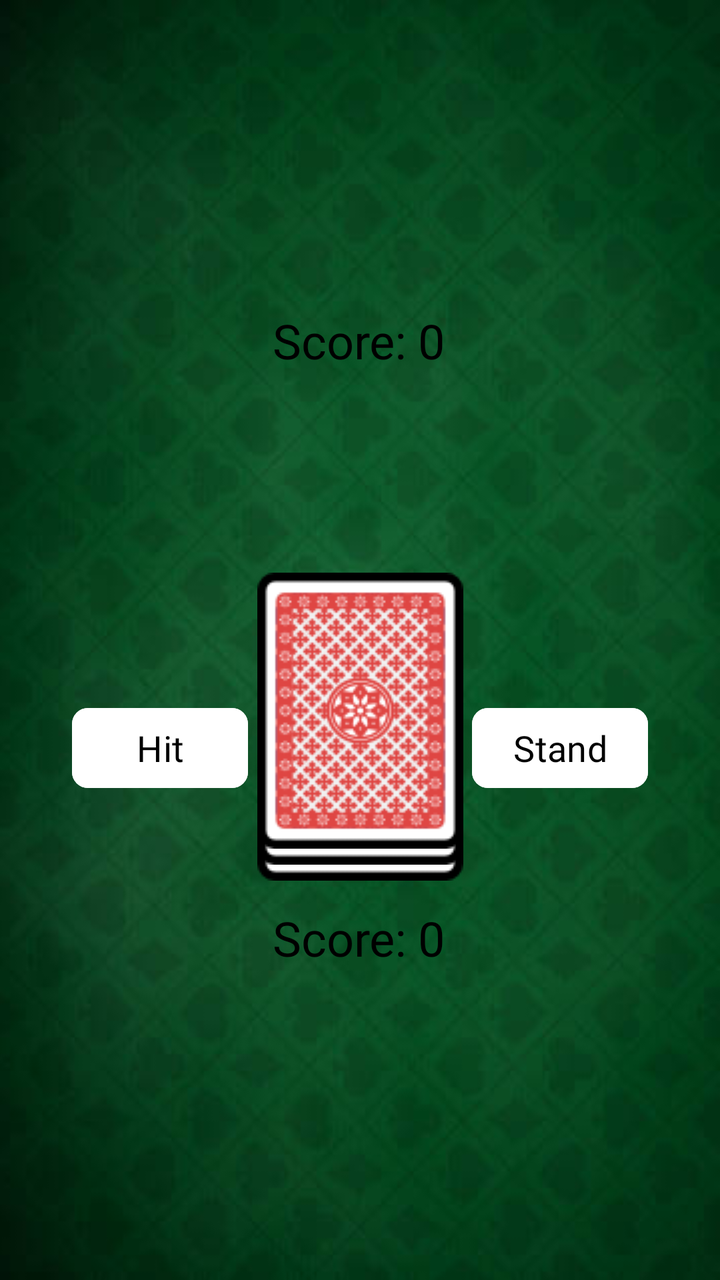
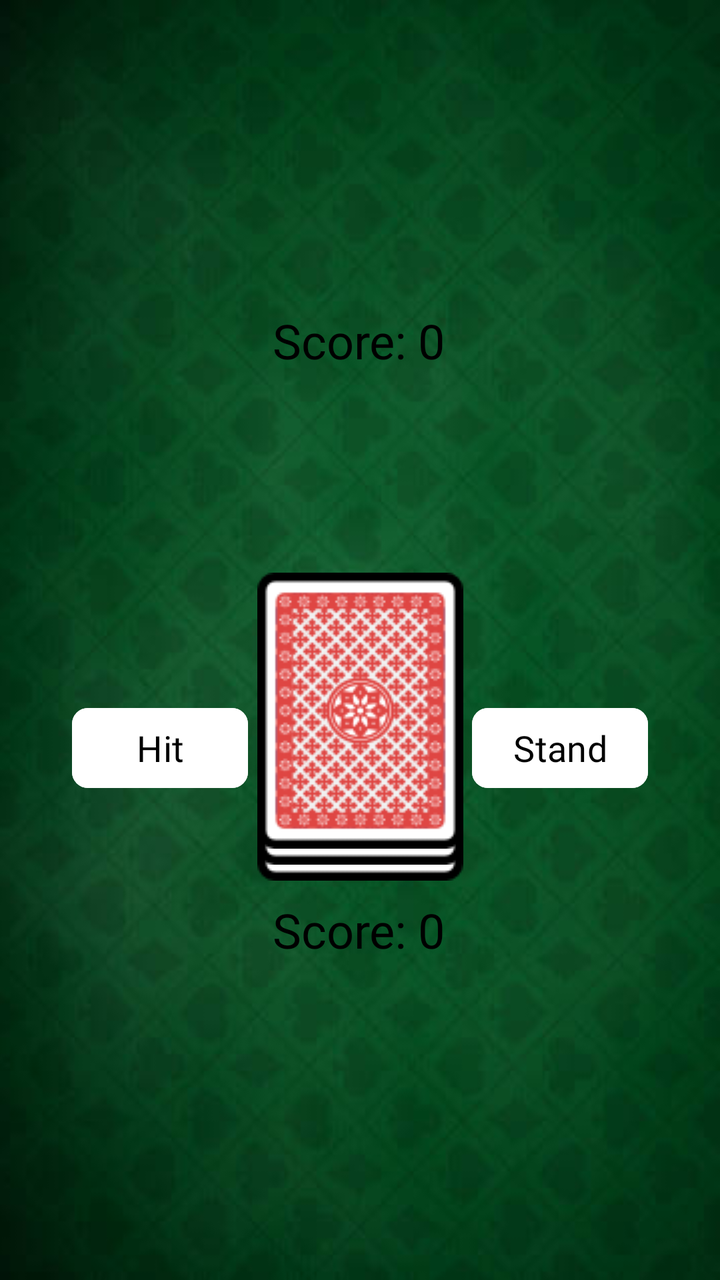

The first picture is an Android layout as it rendered before a commit; the second is the same layout after the commit. The layout source and the unified diff follow.
<!-- AndroidManifest.xml: application theme Theme._21Turbo -->
<!-- res/layout/play_screen.xml -->
<?xml version="1.0" encoding="utf-8"?>
<androidx.constraintlayout.widget.ConstraintLayout xmlns:android="http://schemas.android.com/apk/res/android"
    xmlns:app="http://schemas.android.com/apk/res-auto"
    xmlns:tools="http://schemas.android.com/tools"
    android:id="@+id/gameScreen"
    android:layout_width="match_parent"
    android:layout_height="match_parent"
    android:background="@drawable/table_background">

    <Button
        android:id="@+id/standButton"
        android:layout_width="wrap_content"
        android:layout_height="wrap_content"
        android:layout_marginTop="196dp"
        android:layout_marginEnd="36dp"
        android:backgroundTint="#FFFFFF"
        android:fontFamily="@font/rowdies_regular"
        android:paddingLeft="12dp"
        android:paddingTop="3dp"
        android:paddingRight="12dp"
        android:paddingBottom="3dp"
        android:text="Stand"
        android:textColor="#000000"
        android:textSize="18sp"
        app:cornerRadius="24px"
        app:layout_constraintEnd_toEndOf="parent"
        app:layout_constraintTop_toBottomOf="@+id/dealerHand" />

    <ImageView
        android:id="@+id/topOfDeck"
        android:layout_width="wrap_content"
        android:layout_height="wrap_content"
        android:layout_marginTop="116dp"
        app:layout_constraintEnd_toStartOf="@+id/standButton"
        app:layout_constraintStart_toEndOf="@+id/hitButton"
        app:layout_constraintTop_toBottomOf="@+id/dealerScore"
        app:srcCompat="@drawable/back_of_card" />

    <ImageView
        android:id="@+id/middleOfDeck"
        android:layout_width="wrap_content"
        android:layout_height="wrap_content"
        android:layout_marginTop="108dp"
        app:layout_constraintEnd_toStartOf="@+id/standButton"
        app:layout_constraintStart_toEndOf="@+id/hitButton"
        app:layout_constraintTop_toBottomOf="@+id/dealerScore"
        app:srcCompat="@drawable/back_of_card" />

    <ImageView
        android:id="@+id/bottomOfDeck"
        android:layout_width="wrap_content"
        android:layout_height="wrap_content"
        android:layout_marginTop="100dp"
        app:layout_constraintEnd_toStartOf="@+id/standButton"
        app:layout_constraintStart_toEndOf="@+id/hitButton"
        app:layout_constraintTop_toBottomOf="@+id/dealerScore"
        app:srcCompat="@drawable/back_of_card" />

    <Button
        android:id="@+id/hitButton"
        android:layout_width="wrap_content"
        android:layout_height="wrap_content"
        android:layout_marginStart="36dp"
        android:layout_marginTop="196dp"
        android:backgroundTint="#FFFFFF"
        android:fontFamily="@font/rowdies_regular"
        android:paddingLeft="12dp"
        android:paddingTop="3dp"
        android:paddingRight="12dp"
        android:paddingBottom="3dp"
        android:text="Hit"
        android:textColor="#000000"
        android:textSize="18sp"
        app:cornerRadius="24px"
        app:layout_constraintStart_toStartOf="parent"
        app:layout_constraintTop_toBottomOf="@+id/dealerHand" />

    <LinearLayout
        android:id="@+id/playerHand"
        android:layout_width="410dp"
        android:layout_height="139dp"
        android:layout_marginBottom="16dp"
        android:animateLayoutChanges="true"
        android:gravity="center_horizontal"
        android:isScrollContainer="true"
        android:orientation="horizontal"
        app:layout_constraintBottom_toBottomOf="parent"
        app:layout_constraintStart_toStartOf="parent" />

    <LinearLayout
        android:id="@+id/dealerHand"
        android:layout_width="412dp"
        android:layout_height="138dp"
        android:layout_marginTop="16dp"
        android:animateLayoutChanges="true"
        android:gravity="center_horizontal"
        android:orientation="horizontal"
        app:layout_constraintStart_toStartOf="parent"
        app:layout_constraintTop_toTopOf="parent"></LinearLayout>

    <TextView
        android:id="@+id/playerScore"
        android:layout_width="wrap_content"
        android:layout_height="wrap_content"
        android:layout_marginStart="157dp"
        android:layout_marginEnd="158dp"
        android:fontFamily="@font/rowdies_regular"
        android:text="Score: 0"
        android:textAlignment="center"
        android:textColor="#000000"
        android:textSize="24sp"
        app:layout_constraintBottom_toTopOf="@+id/playerHand"
        app:layout_constraintEnd_toEndOf="parent"
        app:layout_constraintStart_toStartOf="parent" />

    <TextView
        android:id="@+id/dealerScore"
        android:layout_width="wrap_content"
        android:layout_height="wrap_content"
        android:layout_marginStart="156dp"
        android:layout_marginEnd="157dp"
        android:fontFamily="@font/rowdies_regular"
        android:text="Score: 0"
        android:textAlignment="center"
        android:textColor="#000000"
        android:textSize="24sp"
        app:layout_constraintEnd_toEndOf="parent"
        app:layout_constraintStart_toStartOf="parent"
        app:layout_constraintTop_toBottomOf="@+id/dealerHand" />

</androidx.constraintlayout.widget.ConstraintLayout>
<!-- resources referenced by this layout -->
<resources>
  <!-- drawable back_of_card: png bitmap (drawable, 24606 bytes) -->
  <!-- drawable table_background: png bitmap (drawable, 149849 bytes) -->
  <style name="Theme._21Turbo" parent="Base.Theme._21Turbo" />
  <style name="Base.Theme._21Turbo" parent="Theme.Material3.DayNight.NoActionBar">
          
          
      </style>
</resources>

<!-- the commit's change to res/layout/play_screen.xml (unified diff, before → after) -->
@@ -77,8 +77,8 @@
 
     <LinearLayout
         android:id="@+id/playerHand"
-        android:layout_width="410dp"
-        android:layout_height="139dp"
+        android:layout_width="match_parent"
+        android:layout_height="143dp"
         android:layout_marginBottom="16dp"
         android:animateLayoutChanges="true"
         android:gravity="center_horizontal"
@@ -89,7 +89,7 @@
 
     <LinearLayout
         android:id="@+id/dealerHand"
-        android:layout_width="412dp"
+        android:layout_width="match_parent"
         android:layout_height="138dp"
         android:layout_marginTop="16dp"
         android:animateLayoutChanges="true"
